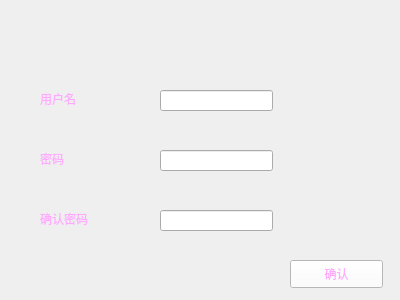
The window that 1232323/form.ui (sinofp/linpop9102) describes before a commit, drawn with Qt 5.
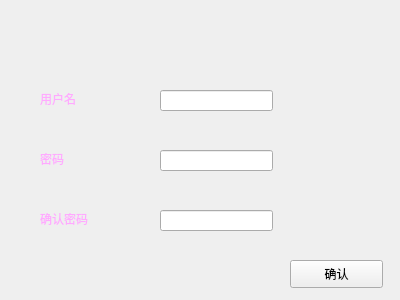
The same window after the commit. Icons and pictures are not drawn.

What changed in the file:
```diff
--- a/1232323/form.ui
+++ b/1232323/form.ui
@@ -39,9 +39,7 @@
     </rect>
    </property>
    <property name="styleSheet">
-    <string notr="true">;
-background-color: rgb(255, 255, 255);
-color: rgb(255, 170, 255);</string>
+    <string notr="true"/>
    </property>
    <property name="text">
     <string>确认</string>
```
